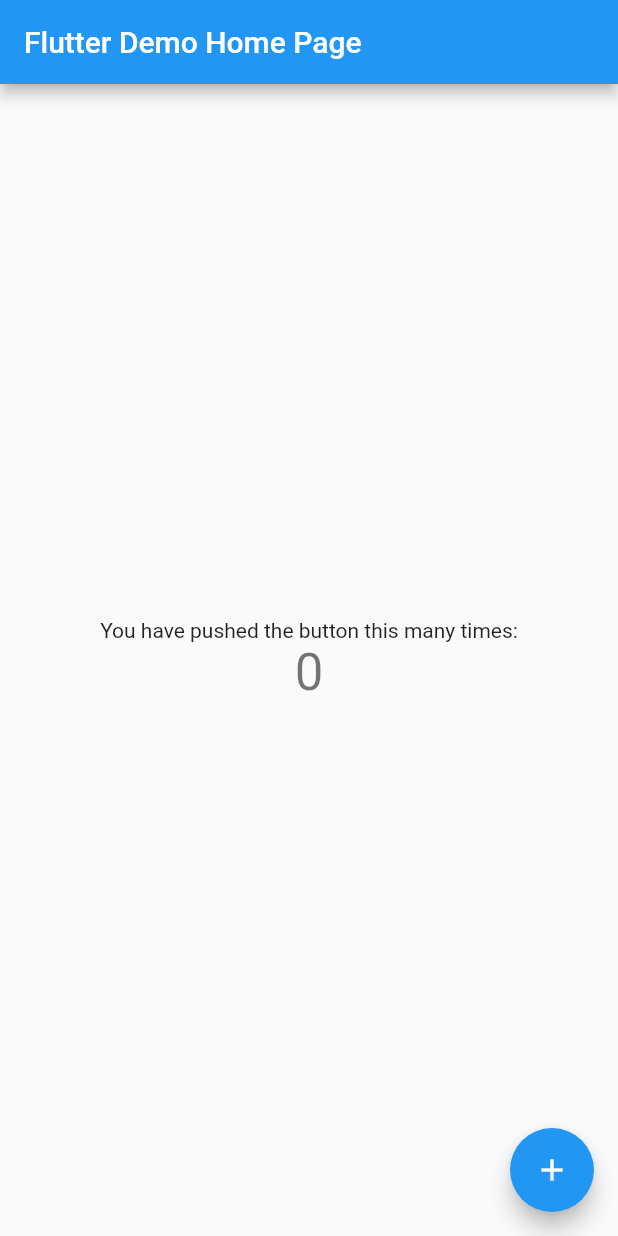
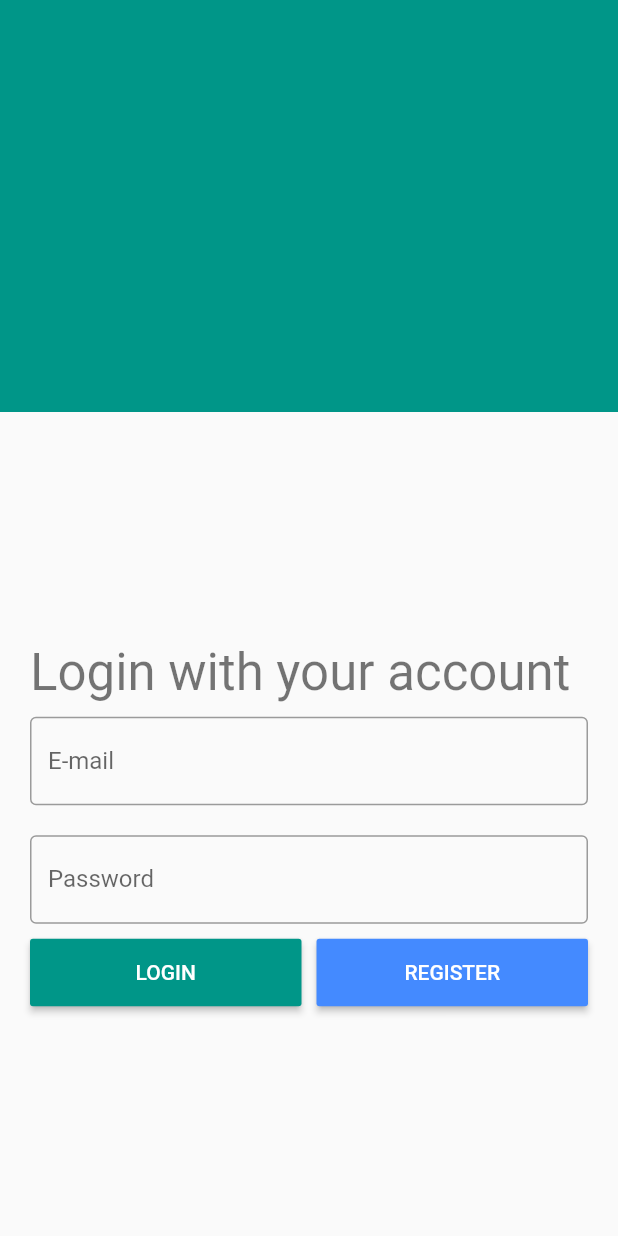
Before and after one commit to ihebmeftah/handling_responsive_screen, a Flutter app: the screen it shows after launch, on a phone screen of 412 x 824 dp. Run offline on Flutter 3.47's test engine with Material 2 defaults, Android fonts, the light colour scheme and no system bars.

Commit message:
responsive screen / responsive widget

```diff
--- /dev/null
+++ b/lib/const.dart
@@ -0,0 +1,5 @@
+import 'dart:io';
+
+String getOs() {
+  return Platform.operatingSystem;
+}
--- a/lib/main.dart
+++ b/lib/main.dart
@@ -1,4 +1,6 @@
 import 'package:flutter/material.dart';
+import 'package:handling_responsive_screen/mobile.dart';
+import 'package:handling_responsive_screen/web.dart';
 
 void main() {
   runApp(const MyApp());
@@ -11,105 +13,32 @@
   @override
   Widget build(BuildContext context) {
     return MaterialApp(
-      title: 'Flutter Demo',
+      debugShowCheckedModeBanner: false,
+      title: 'Responsive',
       theme: ThemeData(
-        // This is the theme of your application.
-        //
-        // Try running your application with "flutter run". You'll see the
-        // application has a blue toolbar. Then, without quitting the app, try
-        // changing the primarySwatch below to Colors.green and then invoke
-        // "hot reload" (press "r" in the console where you ran "flutter run",
-        // or simply save your changes to "hot reload" in a Flutter IDE).
-        // Notice that the counter didn't reset back to zero; the application
-        // is not restarted.
-        primarySwatch: Colors.blue,
+        primarySwatch: Colors.teal,
+        primaryColor: Colors.lightBlue[800],
       ),
-      home: const MyHomePage(title: 'Flutter Demo Home Page'),
+      home: LayoutBuilder(
+        builder: (BuildContext context, BoxConstraints constraints) {
+
+          //responsive screen
+          //constraints.maxWidth.toInt() <= 560  <=>  MediaQuery.of(context).size.width;
+          if (constraints.maxWidth.toInt() <= 560) {
+            return MediaQuery(
+                data: MediaQuery.of(context).copyWith(
+                    textScaleFactor:
+                        1), // for change text size in minimize screen
+                child: const MobileScreen());
+          } else {
+            return MediaQuery(
+                data: MediaQuery.of(context).copyWith(
+                    textScaleFactor:
+                        1.0), // for change text size in minimize screen
+                child: const Webscreen());
+          }
+        },
+      ),
     );
   }
 }
-
-class MyHomePage extends StatefulWidget {
-  const MyHomePage({Key? key, required this.title}) : super(key: key);
-
-  // This widget is the home page of your application. It is stateful, meaning
-  // that it has a State object (defined below) that contains fields that affect
-  // how it looks.
-
-  // This class is the configuration for the state. It holds the values (in this
-  // case the title) provided by the parent (in this case the App widget) and
-  // used by the build method of the State. Fields in a Widget subclass are
-  // always marked "final".
-
-  final String title;
-
-  @override
-  State<MyHomePage> createState() => _MyHomePageState();
-}
-
-class _MyHomePageState extends State<MyHomePage> {
-  int _counter = 0;
-
-  void _incrementCounter() {
-    setState(() {
-      // This call to setState tells the Flutter framework that something has
-      // changed in this State, which causes it to rerun the build method below
-      // so that the display can reflect the updated values. If we changed
-      // _counter without calling setState(), then the build method would not be
-      // called again, and so nothing would appear to happen.
-      _counter++;
-    });
-  }
-
-  @override
-  Widget build(BuildContext context) {
-    // This method is rerun every time setState is called, for instance as done
-    // by the _incrementCounter method above.
-    //
-    // The Flutter framework has been optimized to make rerunning build methods
-    // fast, so that you can just rebuild anything that needs updating rather
-    // than having to individually change instances of widgets.
-    return Scaffold(
-      appBar: AppBar(
-        // Here we take the value from the MyHomePage object that was created by
-        // the App.build method, and use it to set our appbar title.
-        title: Text(widget.title),
-      ),
-      body: Center(
-        // Center is a layout widget. It takes a single child and positions it
-        // in the middle of the parent.
-        child: Column(
-          // Column is also a layout widget. It takes a list of children and
-          // arranges them vertically. By default, it sizes itself to fit its
-          // children horizontally, and tries to be as tall as its parent.
-          //
-          // Invoke "debug painting" (press "p" in the console, choose the
-          // "Toggle Debug Paint" action from the Flutter Inspector in Android
-          // Studio, or the "Toggle Debug Paint" command in Visual Studio Code)
-          // to see the wireframe for each widget.
-          //
-          // Column has various properties to control how it sizes itself and
-          // how it positions its children. Here we use mainAxisAlignment to
-          // center the children vertically; the main axis here is the vertical
-          // axis because Columns are vertical (the cross axis would be
-          // horizontal).
-          mainAxisAlignment: MainAxisAlignment.center,
-          children: <Widget>[
-            const Text(
-              'You have pushed the button this many times:',
-            ),
-            Text(
-              '$_counter',
-              style: Theme.of(context).textTheme.headline4,
-            ),
-          ],
-        ),
-      ),
-      floatingActionButton: FloatingActionButton(
-        onPressed: _incrementCounter,
-        tooltip: 'Increment',
-        child: const Icon(Icons.add),
-      ), // This trailing comma makes auto-formatting nicer for build methods.
-    );
-  }
-}
--- /dev/null
+++ b/lib/mobile.dart
@@ -0,0 +1,87 @@
+import 'package:flutter/material.dart';
+
+class MobileScreen extends StatelessWidget {
+  const MobileScreen({Key? key}) : super(key: key);
+
+  @override
+  Widget build(BuildContext context) {
+    return SafeArea(
+      child: Scaffold(
+        body: Column(
+          children: [
+            Expanded(
+                child: Container(
+              width: double.infinity,
+              color: Colors.teal,
+            )),
+            Expanded(
+                flex: 2,
+                child: Padding(
+                  padding: const EdgeInsets.all(20.0),
+                  child: Column(
+                    mainAxisAlignment: MainAxisAlignment.center,
+                    crossAxisAlignment: CrossAxisAlignment.start,
+                    children: [
+                      Text('Login with your account ',
+                          style: Theme.of(context).textTheme.headline4),
+                      const SizedBox(
+                        height: 10,
+                      ),
+                      TextFormField(
+                        decoration: const InputDecoration(
+                            border: OutlineInputBorder(),
+                            label: Text('E-mail')),
+                      ),
+                      const SizedBox(
+                        height: 20,
+                      ),
+                      TextFormField(
+                        decoration: const InputDecoration(
+                            border: OutlineInputBorder(),
+                            label: Text('Password')),
+                      ),
+                      const SizedBox(
+                        height: 10,
+                      ),
+                      Row(
+                        children: [
+                          Expanded(
+                            child: SizedBox(
+                              height: 45,
+                              child: MaterialButton(
+                                color: Colors.teal,
+                                onPressed: () {},
+                                child: const Text(
+                                  'LOGIN',
+                                  style: TextStyle(color: Colors.white),
+                                ),
+                              ),
+                            ),
+                          ),
+                          const SizedBox(
+                            width: 10,
+                          ),
+                          Expanded(
+                            child: SizedBox(
+                              height: 45,
+                              child: MaterialButton(
+                                color: Colors.blueAccent,
+                                onPressed: () {},
+                                child: const Text(
+                                  'REGISTER',
+                                  style: TextStyle(color: Colors.white),
+                                ),
+                              ),
+                            ),
+                          )
+                        ],
+                      )
+                    ],
+                  ),
+                ))
+          ],
+        ),
+      ),
+    );
+  }
+}
```
Also changed, not shown: lib/web.dart (added, +89 -0 lines).
